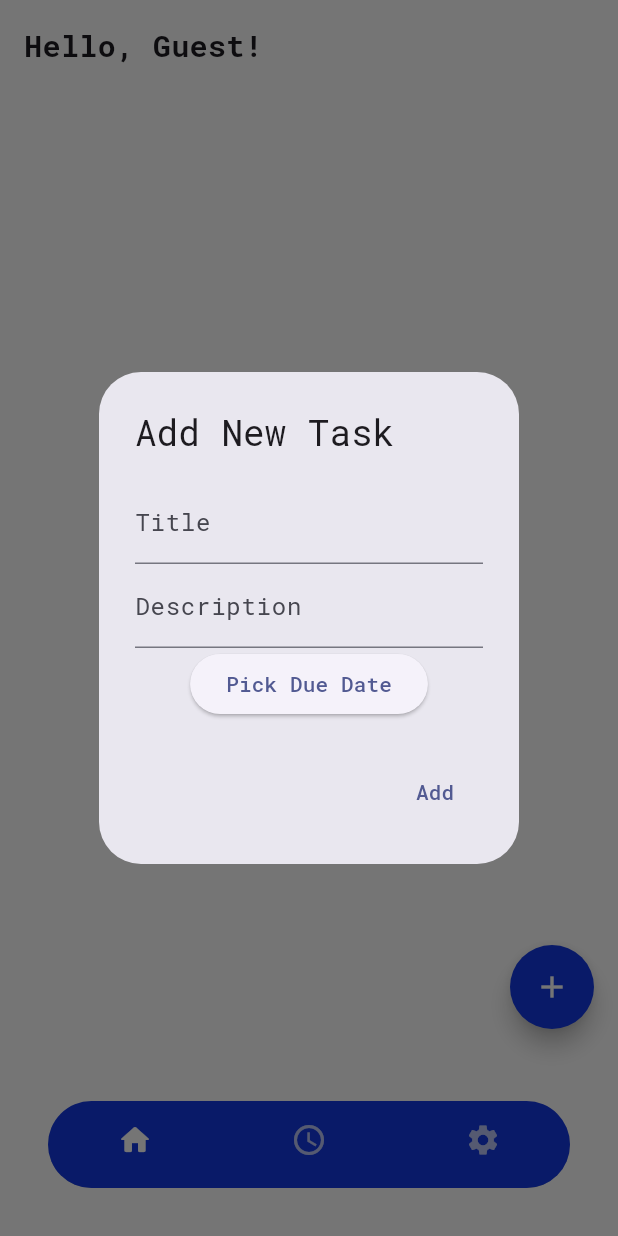
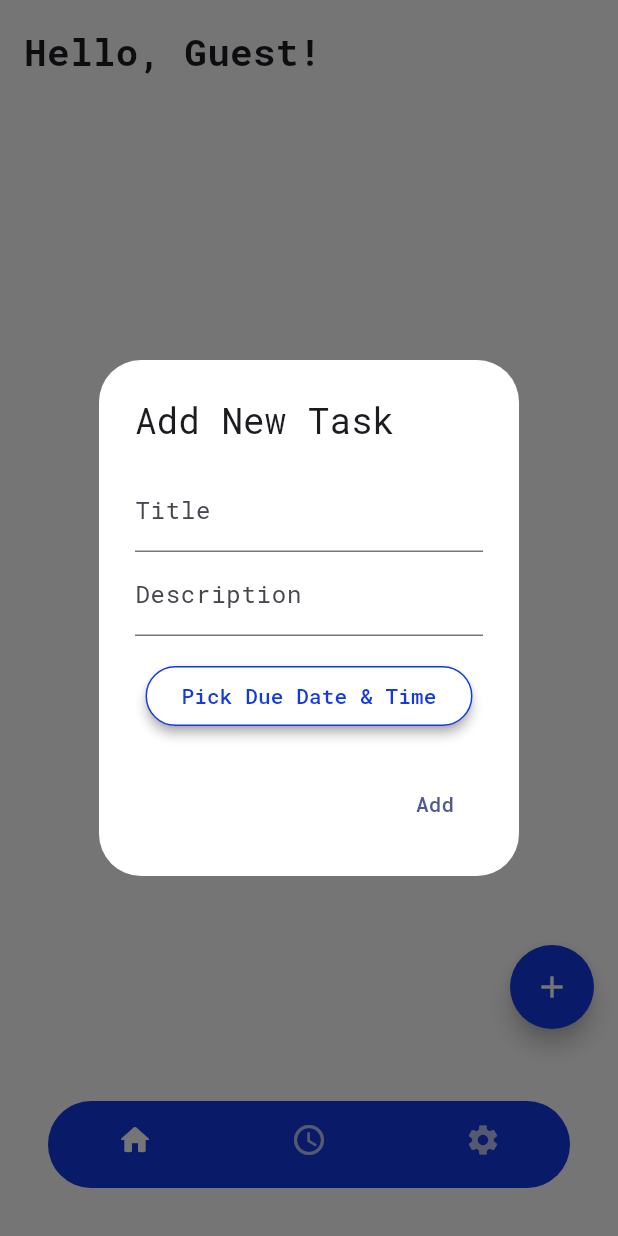
Before and after one commit to farah-bot/noko, a Flutter app: the screen it shows after launch, after a tap on the "add" icon, on a phone screen of 412 x 824 dp. Run offline on Flutter 3.47's test engine with Material 3 defaults, Android fonts, the phone set to English and light mode, and no system bars; our stand-ins replace google_fonts.

Commit message:
feat: improve task dialog ui with date & time picker

```diff
--- a/lib/screens/home_screen.dart
+++ b/lib/screens/home_screen.dart
@@ -22,7 +22,7 @@ class HomeScreen extends StatelessWidget {
             padding: const EdgeInsets.all(16.0),
             child: Text(
               'Hello, ${userProvider.name}!',
-              style: const TextStyle(fontSize: 20, fontWeight: FontWeight.bold),
+              style: const TextStyle(fontSize: 25, fontWeight: FontWeight.bold),
             ),
           ),
           Expanded(
@@ -59,29 +59,97 @@ class HomeScreen extends StatelessWidget {
     showDialog(
       context: context,
       builder: (_) => AlertDialog(
+        backgroundColor: Colors.white,
         title: const Text('Add New Task'),
         content: Column(
           mainAxisSize: MainAxisSize.min,
           children: [
             TextField(
               controller: titleController,
-              decoration: const InputDecoration(labelText: 'Title'),
+              decoration: const InputDecoration(
+                labelText: 'Title',
+                focusedBorder: UnderlineInputBorder(
+                  borderSide:
+                      BorderSide(color: Color.fromARGB(255, 19, 57, 226)),
+                ),
+              ),
+              cursorColor: Color.fromARGB(255, 19, 57, 226),
             ),
             TextField(
               controller: descController,
-              decoration: const InputDecoration(labelText: 'Description'),
+              decoration: const InputDecoration(
+                labelText: 'Description',
+                focusedBorder: UnderlineInputBorder(
+                  borderSide:
+                      BorderSide(color: Color.fromARGB(255, 19, 57, 226)),
+                ),
+              ),
+              cursorColor: Color.fromARGB(255, 19, 57, 226),
             ),
+            const SizedBox(height: 16),
             ElevatedButton(
               onPressed: () async {
                 final now = DateTime.now();
-                selectedDate = await showDatePicker(
+                final pickedDate = await showDatePicker(
                   context: context,
                   initialDate: now,
                   firstDate: now,
                   lastDate: DateTime(now.year + 2),
+                  builder: (context, child) {
+                    return Theme(
+                      data: Theme.of(context).copyWith(
+                        dialogBackgroundColor: Colors.white,
+                        colorScheme: const ColorScheme.light(
+                          primary: Color.fromARGB(255, 19, 57, 226),
+                          onPrimary: Colors.white,
+                          onSurface: Colors.black,
+                        ),
+                      ),
+                      child: child!,
+                    );
+                  },
                 );
+
+                if (pickedDate != null) {
+                  final pickedTime = await showTimePicker(
+                    context: context,
+                    initialTime: TimeOfDay.now(),
+                    builder: (context, child) {
+                      return Theme(
+                        data: Theme.of(context).copyWith(
+                          timePickerTheme: const TimePickerThemeData(
+                            backgroundColor: Colors.white,
+                          ),
+                          colorScheme: const ColorScheme.light(
+                            primary: Color.fromARGB(255, 19, 57, 226),
+                            onPrimary: Colors.white,
+                            onSurface: Colors.black,
+                          ),
+                        ),
+                        child: child!,
+                      );
+                    },
+                  );
+
+                  if (pickedTime != null) {
+                    selectedDate = DateTime(
+                      pickedDate.year,
+                      pickedDate.month,
+                      pickedDate.day,
+                      pickedTime.hour,
+                      pickedTime.minute,
+                    );
+                  }
+                }
               },
-              child: const Text("Pick Due Date"),
+              style: ElevatedButton.styleFrom(
+                foregroundColor: const Color.fromARGB(255, 19, 57, 226),
+                backgroundColor: Colors.white,
+                elevation: 3,
+                shadowColor: Colors.grey,
+                side: const BorderSide(color: Color.fromARGB(255, 19, 57, 226)),
+              ),
+              child: const Text("Pick Due Date & Time"),
             ),
           ],
         ),
```
